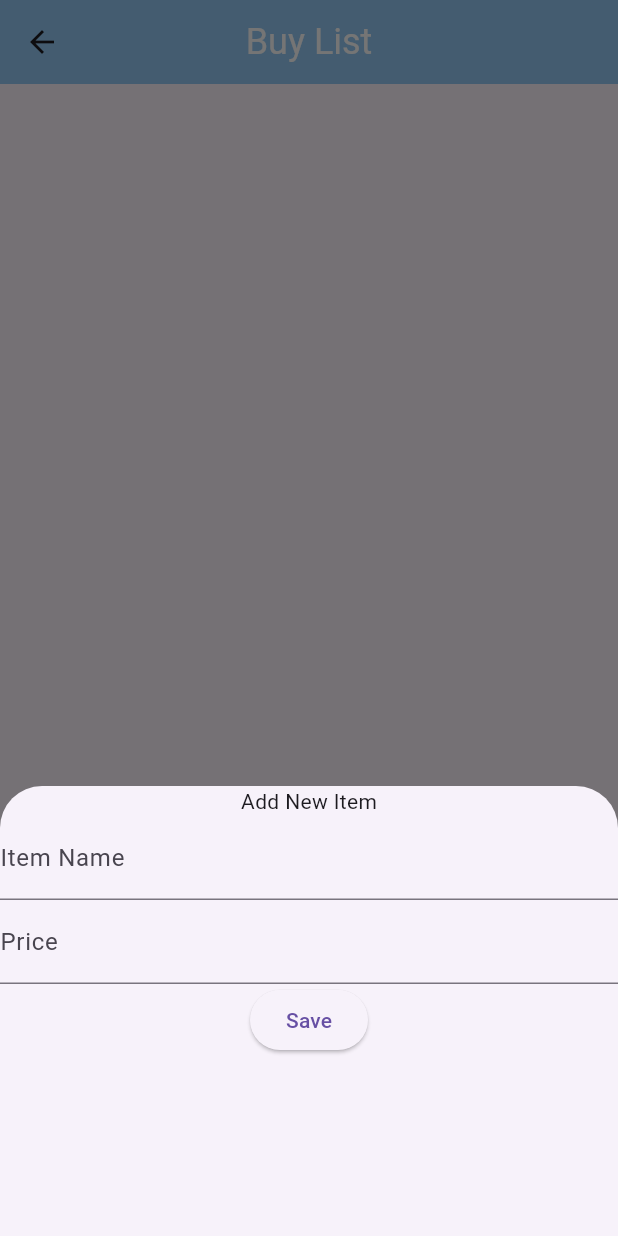
After one commit to KOTAROKASEKO/budgetFlow, a Flutter app: the BuyList screen opened directly, after a tap on the "add" icon, on a phone screen of 412 x 824 dp. The commit adds this screen. Run offline on Flutter 3.47's test engine with Material 3 defaults, Android fonts, the light colour scheme and no system bars; our stand-ins replace cloud_firestore, connectivity_plus, firebase_auth, firebase_core, google_sign_in, liquid_pull_to_refresh and 1 more; accounts and stored records are empty; network calls fail.

Commit message:
new functio

```diff
--- /dev/null
+++ b/lib/BuyList.dart
@@ -0,0 +1,61 @@
+
+import 'package:flutter/material.dart';
+import 'package:moneymanager/themeColor.dart';
+
+class BuyList extends StatefulWidget {
+  @override
+  _BuyListState createState() => _BuyListState();
+}
+
+
+class _BuyListState extends State<BuyList> {
+  @override
+  Widget build(BuildContext context) {
+    return Scaffold(
+      floatingActionButton: FloatingActionButton(
+        onPressed: () {
+          showModalBottomSheet(context: context, builder: (context){
+            return Container(
+              height: 300,
+              child: Column(
+                children: [
+                  Text('Add New Item'),
+                  TextField(
+                    decoration: InputDecoration(
+                      labelText: 'Item Name',
+                    ),
+                  ),
+                  TextField(
+                    decoration: InputDecoration(
+                      labelText: 'Price',
+                    ),
+                  ),
+                  ElevatedButton(
+                    onPressed: () {
+                      // Add your logic to save the item
+                      Navigator.pop(context);
+                    },
+                    child: Text('Save'),
+                  ),
+                ],
+              ),
+            );
+          });
+        },
+        child: Icon(Icons.add),
+        backgroundColor: theme.shiokuriBlue,
+      ),
+      appBar: AppBar(
+        title: Text('Buy List',
+        style: TextStyle(
+            fontSize: 24,
+            color: Colors.white,
+          ),),
+        centerTitle: true,
+        backgroundColor: theme.shiokuriBlue,
+      ),
+      body: Center(
+      )
+    );
+  }
+}
--- a/lib/View_Auth.dart
+++ b/lib/View_Auth.dart
@@ -1,7 +1,7 @@
 
 import 'package:firebase_auth/firebase_auth.dart';
 import 'package:flutter/material.dart';
-import 'package:moneymanager/DashBoard.dart';
+import 'package:moneymanager/View_BottomTab.dart';
 import 'package:moneymanager/google_login.dart';
 import 'package:moneymanager/uid/uid.dart';
 import 'package:shared_preferences/shared_preferences.dart';
@@ -77,7 +77,7 @@ class _AuthPageState extends State<AuthPage> {
     sharedPreferences.setBool("isLoggedIn", true);
     userId.initUid();
     Navigator.pushReplacement(
-        context, MaterialPageRoute(builder: (context) => Dashboard()));
+        context, MaterialPageRoute(builder: (context) => BottomTab()));
   }
 
   bool isSignIn = true;
--- a/lib/main.dart
+++ b/lib/main.dart
@@ -1,7 +1,7 @@
 import 'package:firebase_core/firebase_core.dart';
 import 'package:flutter/material.dart';
-import 'package:moneymanager/DashBoard.dart';
 import 'package:moneymanager/View_Auth.dart';
+import 'package:moneymanager/View_BottomTab.dart';
 import 'package:moneymanager/firebase_options.dart';
 import 'package:moneymanager/uid/uid.dart';
 import 'package:shared_preferences/shared_preferences.dart';
@@ -37,7 +37,7 @@ class MyApp extends StatelessWidget {
     return MaterialApp(
       debugShowCheckedModeBanner: false,
 
-      home: isLoggedIn ? Dashboard() : AuthPage(),
+      home: isLoggedIn ? BottomTab() : AuthPage(),
     );
   }
 }
--- a/pubspec.yaml
+++ b/pubspec.yaml
@@ -70,8 +70,8 @@ flutter:
   uses-material-design: true
 
   # To add assets to your application, add an assets section, like this:
-  # assets:
-  #   - images/a_dot_burr.jpeg
+  assets:
+    - assets/home.png
   #   - images/a_dot_ham.jpeg
 
   # An image asset can refer to one or more resolution-specific "variants", see
```
Also changed, not shown: lib/View_BottomTab.dart (added, +87 -0 lines), assets/home.png (added).
